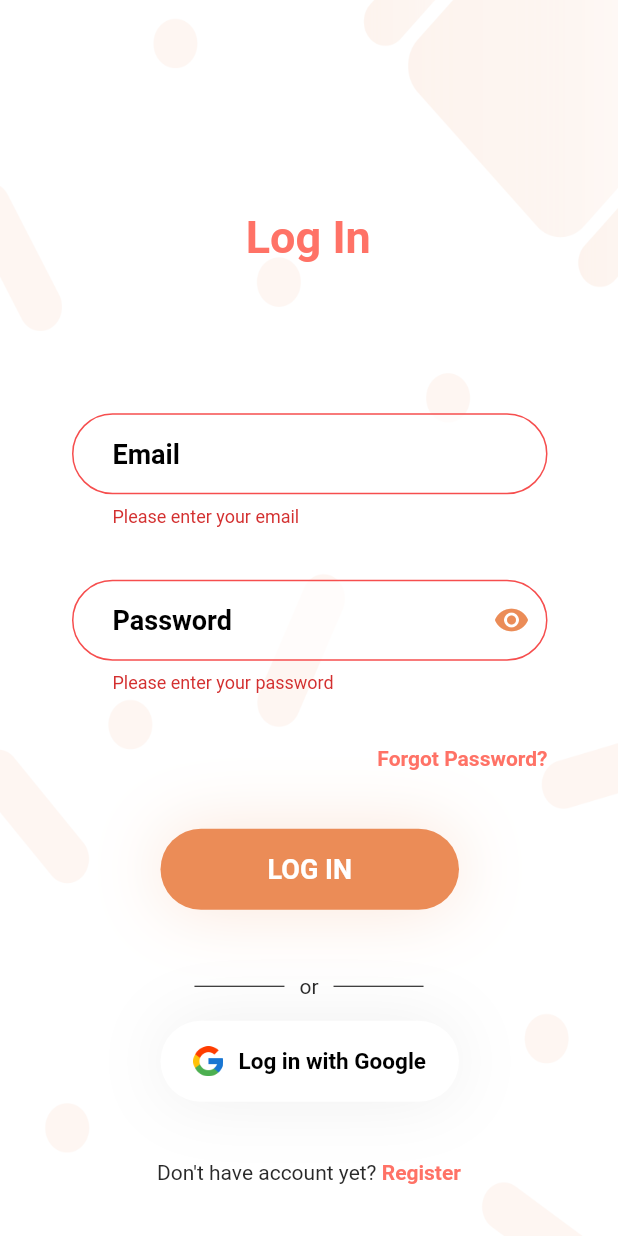
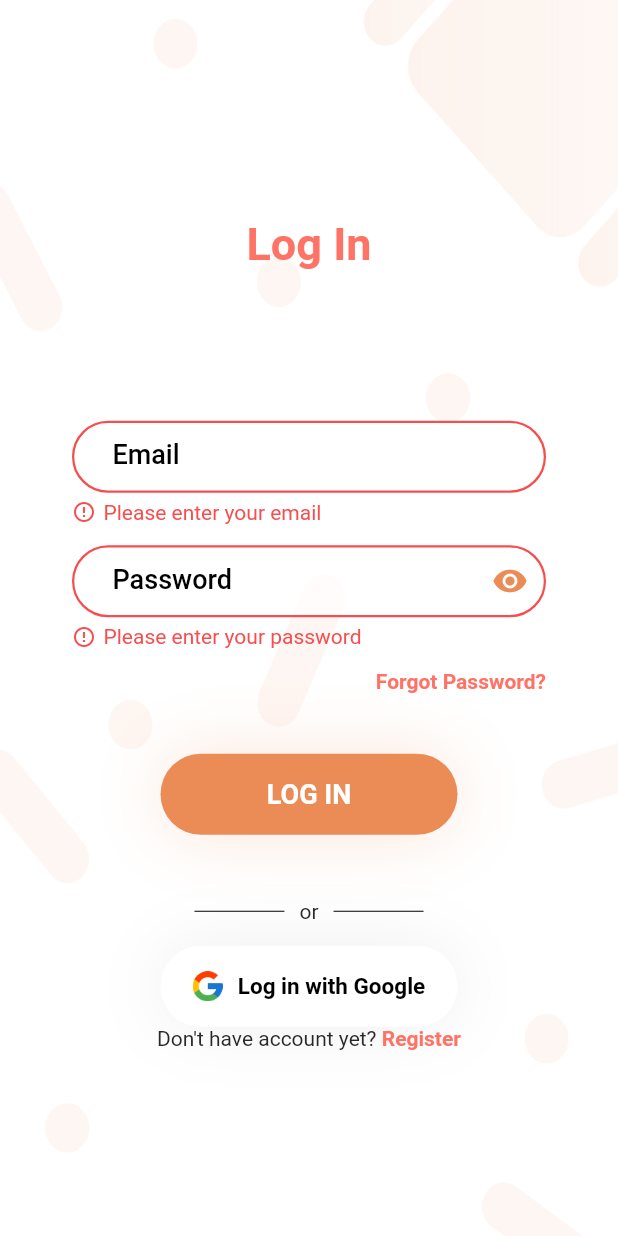
Before and after one commit to IvanTanaka/Flutter-Mobile-Booking_System, a Flutter app: the screen it shows after launch, after a tap on "LOG IN", on a phone screen of 412 x 824 dp. Run offline on Flutter 3.47's test engine with Material 2 defaults, Android fonts, the phone set to English and light mode, and no system bars; our stand-ins replace connectivity, dio, flutter_datetime_picker, flutter_masked_text, flutter_money_formatter, font_awesome_flutter and 4 more; missing offline and left inert: catcher, clipboard_manager, extended_text; network calls fail.

Commit message:
fix login page and shared form field state

```diff
--- a/lib/ui/views/registration/login_view.dart
+++ b/lib/ui/views/registration/login_view.dart
@@ -60,22 +60,45 @@ class _LoginViewState extends State<LoginView> {
               child: Column(
                 mainAxisAlignment: MainAxisAlignment.center,
                 children: <Widget>[
-                  _buildErrorMessage(viewModel),
+//                  _buildErrorMessage(viewModel),
+                  Container(
+                    height: 62,
+                  ),
                   Container(
                     child: _buildLogo(),
                   ),
                   Container(
+                    height: 100,
+                  ),
+                  Container(
                     child: _buildEmailField(viewModel),
                   ),
-                  _buildPasswordField(viewModel),
+                  Container(
+                    height: 14,
+                  ),
+                  Container(
+                    width: 316,
+                    child: Column(
+                      crossAxisAlignment: CrossAxisAlignment.end,
+                      children: [
+                        Container(
+                          child: _buildPasswordField(viewModel),
+                        ),
+                        Container(
+                          height: 14,
+                        ),
                         Container(
                           child: _buildForgetPassword(),
-                    alignment: Alignment.centerRight,
-                    margin: EdgeInsets.only(bottom: 39, right: 47, top: 35),
+                        ),
+                      ],
+                    ),
+                  ),
+                  Container(
+                    height: 40,
                   ),
                   Container(
                     child: _buildLoginButton(viewModel),
-                    margin: EdgeInsets.only(bottom: 43,left: 107,right: 106),
+                    margin: EdgeInsets.only(bottom: 43),
                   ),
                   Container(
                     child: _buildDividerLabel(),
@@ -86,7 +109,9 @@ class _LoginViewState extends State<LoginView> {
                   ),
                   Container(
                     child: _buildRegisterButton(),
-                    margin: EdgeInsets.only(top: 39),
+                  ),
+                  Container(
+                    height: 40,
                   )
                 ],
               ),
@@ -98,16 +123,14 @@ class _LoginViewState extends State<LoginView> {
   }
 
   Widget _buildLogo() {
-    return Padding(
-      padding: const EdgeInsets.fromLTRB(163,106,164,0),
+    return Container(
       child: Text(
         "Log In",
         style: Theme.of(context).textTheme.headline.merge(
               TextStyle(
                   color: SharedColors.primaryColor,
                   fontWeight: FontWeight.bold,
-              fontSize: 30
-          ),
+                  fontSize: 30),
             ),
       ),
     );
@@ -174,13 +197,11 @@ class _LoginViewState extends State<LoginView> {
 
   Widget _buildEmailField(LoginViewModel viewModel) {
     return Container(
-      margin: EdgeInsets.only(left: 48, right: 47, bottom: 20, top: 100),
-      child: Container(
+      width: 316,
       child: SharedTextFormField(
         controller: emailController,
         validator: (String value) => viewModel.validateEmail(value),
         hintText: "Email",
-        ),
       ),
     );
   }
@@ -191,9 +212,9 @@ class _LoginViewState extends State<LoginView> {
         _obscureText = !_obscureText;
       });
     }
+
     return Container(
-      margin: EdgeInsets.only(left: 48, right: 47, bottom: 0, top: 15),
-      child: Container(
+      width: 316,
       child: SharedTextFormField(
         controller: passwordController,
         validator: (String value) => viewModel.validatePassword(value),
@@ -202,22 +223,18 @@ class _LoginViewState extends State<LoginView> {
         suffixIcon: IconButton(
           icon: Icon(
             // Based on passwordVisible state choose the icon
-              _obscureText
-                  ? Icons.visibility
-                  : Icons.visibility_off,
+            _obscureText ? Icons.visibility : Icons.visibility_off,
             color: SharedColors.primaryOrangeColor,
           ),
           onPressed: _toggle,
         ),
       ),
-      ),
-
     );
   }
 
-
   Widget _buildLoginButton(LoginViewModel viewModel) {
     return Container(
+      width: 198,
       child: SharedButton(
         text: "LOG IN",
         onTap: () async {
@@ -274,7 +291,7 @@ class _LoginViewState extends State<LoginView> {
 
   Widget _buildGoogleSignInButton(LoginViewModel viewModel) {
     return Container(
-        margin: EdgeInsets.only(left: 107,right: 106),
+        width: 198,
         child: SharedButton(
 //          isLoading: viewModel.busy,
           isGoogle: true,
--- a/lib/ui/widgets/shared_text_form_field.dart
+++ b/lib/ui/widgets/shared_text_form_field.dart
@@ -9,61 +9,117 @@ class SharedTextFormField extends StatefulWidget {
   final Widget suffixIcon;
   final TextEditingController controller;
 
-  const SharedTextFormField({Key key, this.validator, this.hintText = "", this.suffixIcon,  this.obscureText =false, this.onChanged, this.controller}) : super(key: key);
-
+  const SharedTextFormField(
+      {Key key,
+      this.validator,
+      this.hintText = "",
+      this.suffixIcon,
+      this.obscureText = false,
+      this.onChanged,
+      this.controller})
+      : super(key: key);
 
   @override
   _SharedTextFormFieldState createState() => _SharedTextFormFieldState();
-
 }
 
 class _SharedTextFormFieldState extends State<SharedTextFormField> {
+  String _errorMessage;
+  bool _errorState = false;
+  FocusNode _focusNode = new FocusNode();
+
+  @override
+  void initState() {
+    super.initState();
+    _focusNode.addListener(() {
+      setState(() {
+        if(_focusNode.hasFocus){
+          _errorMessage = null;
+          _errorState = false;
+        }
+      });
+    });
+  }
+
+  @override
+  void dispose() {
+    super.dispose();
+    _focusNode.dispose();
+  }
+
   @override
   Widget build(BuildContext context) {
-    return TextFormField(
+    return Column(
+      crossAxisAlignment: CrossAxisAlignment.start,
+      children: [
+        TextFormField(
+          focusNode: _focusNode,
           controller: widget.controller,
           validator: (String value) {
-        String errorMessage = widget.validator(value);
-        return errorMessage;
+            setState(() {
+              _errorMessage = widget.validator(value);
+              _errorState = _errorMessage.isNotEmpty;
+            });
+            return null;
           },
           cursorColor: SharedColors.primaryColor,
           obscureText: widget.obscureText,
-      onChanged: (String value){
+          onChanged: (String value) {
+            setState(() {});
             widget.onChanged(value);
           },
           decoration: InputDecoration(
-        contentPadding: EdgeInsets.only(left: 27, top: 20,bottom: 13),
-        hintText: widget.hintText,
+            contentPadding: EdgeInsets.only(left: 27),
+            labelText: widget.hintText,
             suffixIcon: widget.suffixIcon,
-        hintStyle: TextStyle(color: SharedColors.blackColor, fontWeight: FontWeight.w700, fontSize: 18),
+            labelStyle: TextStyle(
+                color: _focusNode.hasFocus
+                    ? SharedColors.primaryOrangeColor
+                    : SharedColors.blackColor,
+                fontWeight: FontWeight.w500,
+                fontSize: 18),
             filled: true,
             fillColor: Colors.white70,
-        errorBorder: OutlineInputBorder(
-          borderRadius: BorderRadius.all(Radius.circular(30.0)),
-          borderSide: BorderSide(color: SharedColors.errorColor, width: 1),
-        ),
-        disabledBorder: OutlineInputBorder(
-          borderRadius: BorderRadius.all(Radius.circular(30.0)),
-          borderSide: BorderSide(color: SharedColors.primaryOrangeColor, width: 1),
-        ),
             focusedErrorBorder: OutlineInputBorder(
               borderRadius: BorderRadius.all(Radius.circular(30.0)),
-          borderSide: BorderSide(color: SharedColors.primaryOrangeColor, width: 1),
+              borderSide: BorderSide(
+                  color: SharedColors.primaryOrangeColor, width: 1.5),
             ),
             enabledBorder: OutlineInputBorder(
               borderRadius: BorderRadius.all(Radius.circular(30.0)),
-          borderSide: BorderSide(color: SharedColors.primaryOrangeColor, width: 1),
-        ),
-        border: OutlineInputBorder(
-          borderRadius: BorderRadius.all(Radius.circular(30.0)),
-          borderSide: BorderSide(color: SharedColors.primaryOrangeColor, width: 1),
+              borderSide: BorderSide(
+                  color: widget.controller.text == ""
+                      ? _errorState?SharedColors.errorColor:SharedColors.blackColor
+                      : SharedColors.primaryOrangeColor,
+                  width: 1.5),
             ),
             focusedBorder: OutlineInputBorder(
               borderRadius: BorderRadius.all(Radius.circular(30.0)),
-          borderSide: BorderSide(color: SharedColors.primaryOrangeColor),
+              borderSide: BorderSide(
+                  color: SharedColors.primaryOrangeColor, width: 1.5),
             ),
-
           ),
+        ),
+        Container(
+          height: 5,
+        ),
+        Container(
+          height: 16,
+          child: Row(
+            children: [
+              _errorState?Icon(Icons.error_outline, color: SharedColors.errorColor, size: 16,):Container(),
+              Container(width: 5,),
+              Text(
+                _errorMessage ?? " ",
+                style: TextStyle(
+                  fontSize: 14,
+                  color: SharedColors.errorColor,
+                ),
+              ),
+            ],
+          ),
+        )
+      ],
     );
   }
 }
```
Lines whose indentation alone changed are shown as unchanged.
